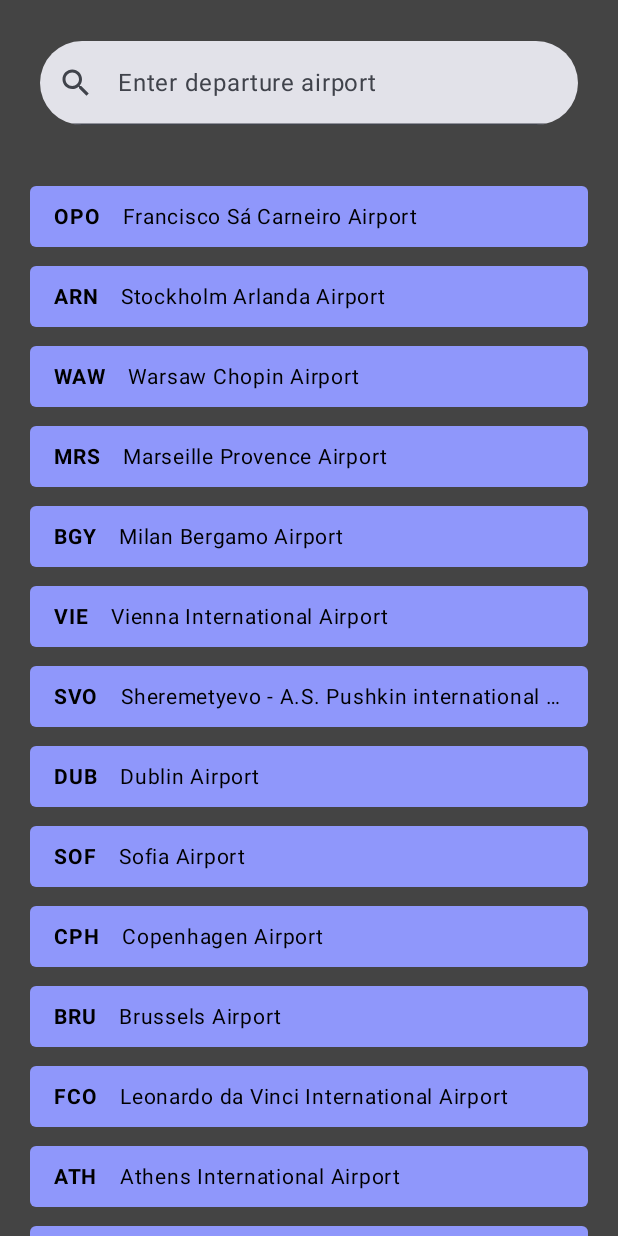
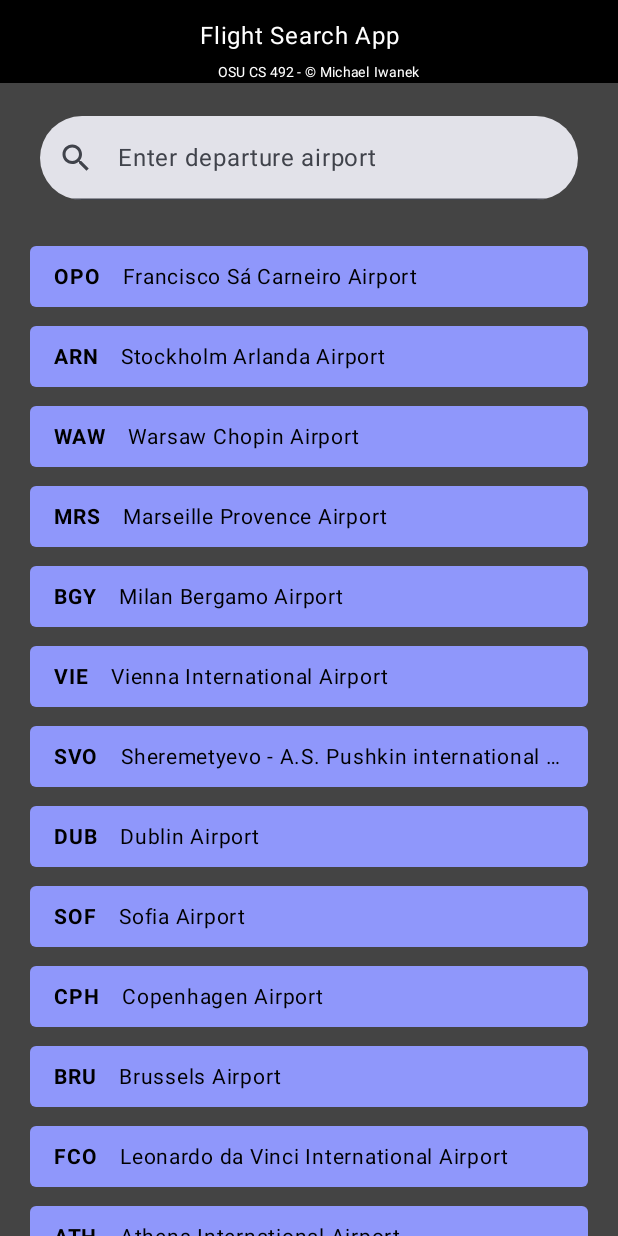
Before and after one commit to Mike11199/CS-492-Assignment-5-Flight-Search-App, an Android app built with Jetpack Compose: the screen it shows after launch (MainActivity), on a phone screen of 412 x 824 dp. Run offline under Robolectric (Android 15) with nearby library versions, the phone set to English and light mode, and no system bars; our stand-ins replace Room's generated code.

Commit message:
added top app bar

```diff
--- a/app/src/main/java/com/example/flightsearch/data/ScreenType.kt
+++ b/app/src/main/java/com/example/flightsearch/data/ScreenType.kt
@@ -1,5 +1,5 @@
 package com.example.flightsearch.data
 
 enum class ScreenType {
-    Home,
+    Home, FlightDetail
 }
--- a/app/src/main/java/com/example/flightsearch/ui/FlightSearchApp.kt
+++ b/app/src/main/java/com/example/flightsearch/ui/FlightSearchApp.kt
@@ -17,7 +17,10 @@ fun FlightSearchApp(
     Box() {
         FlightSearchHomeScreen(
             flightSearchUIState = flightSearchUIState,
-            airports = allAirports
+            airports = allAirports,
+            onClickToNavigateToHomePage = {
+                viewModel.navigateToHomePage()
+            },
         )
     }
 }
--- a/app/src/main/java/com/example/flightsearch/ui/FlightSearchHomeScreen.kt
+++ b/app/src/main/java/com/example/flightsearch/ui/FlightSearchHomeScreen.kt
@@ -1,6 +1,7 @@
 package com.example.flightsearch.ui
 
 
+import androidx.compose.foundation.background
 import androidx.compose.foundation.layout.Arrangement
 import androidx.compose.foundation.layout.Box
 import androidx.compose.foundation.layout.Column
@@ -10,10 +11,12 @@ import androidx.compose.material3.ExperimentalMaterial3Api
 import androidx.compose.foundation.layout.fillMaxWidth
 import androidx.compose.foundation.layout.height
 import androidx.compose.foundation.layout.padding
+import androidx.compose.foundation.layout.width
 import androidx.compose.foundation.lazy.LazyColumn
 import androidx.compose.foundation.lazy.itemsIndexed
 import androidx.compose.foundation.shape.RoundedCornerShape
 import androidx.compose.material.icons.Icons
+import androidx.compose.material.icons.filled.ArrowBack
 import androidx.compose.material.icons.filled.Email
 import androidx.compose.material.icons.filled.Search
 import androidx.compose.material3.Card
@@ -27,6 +30,7 @@ import androidx.compose.ui.unit.dp
 import androidx.compose.ui.unit.sp
 import androidx.compose.material3.CardDefaults
 import androidx.compose.material3.Icon
+import androidx.compose.material3.IconButton
 import androidx.compose.material3.OutlinedTextField
 import androidx.compose.material3.TextField
 import androidx.compose.runtime.getValue
@@ -37,17 +41,20 @@ import androidx.compose.ui.graphics.RectangleShape
 import androidx.compose.ui.text.style.TextAlign
 import androidx.compose.ui.text.style.TextOverflow
 import com.example.flightsearch.data.Airport
+import com.example.flightsearch.data.ScreenType
 
 @Composable
 fun FlightSearchHomeScreen(
     flightSearchUIState: FlightSearchUIState,
     modifier: Modifier = Modifier,
     airports: List<Airport>,
+    onClickToNavigateToHomePage: () -> Unit,
     ) {
     Box(){
         FlightSearchAppContent(
             flightSearchUIState = flightSearchUIState,
-            airports = airports
+            airports = airports,
+            onClickToNavigateToHomePage = onClickToNavigateToHomePage
         )
     }
 }
@@ -57,7 +64,7 @@ fun FlightSearchInputBox() {
     var text by remember { mutableStateOf("") }
     Row(
         Modifier
-            .padding(start = 1.dp, end = 1.dp, top = 25.dp, bottom = 25.dp)
+            .padding(start = 1.dp, end = 1.dp, top = 75.dp, bottom = 55.dp)
             .fillMaxWidth()
     ){
         TextField(
@@ -82,11 +89,15 @@ fun FlightSearchInputBox() {
 private fun FlightSearchAppContent(
     flightSearchUIState: FlightSearchUIState,
     airports: List<Airport>,
+    onClickToNavigateToHomePage: () -> Unit,
 ){
+    FlightSearchTopAppBar(
+        flightSearchUIState = flightSearchUIState,
+        onClickToNavigateToHomePage = onClickToNavigateToHomePage
+    )
     FlightSearchInputBox()
-
     LazyColumn (
-        Modifier.padding(top = 120.dp)
+        Modifier.padding(top = 160.dp)
     ) {
         itemsIndexed(airports) { index, airport ->
             FlightItemCard(
@@ -147,3 +158,58 @@ fun FlightItemCard(
         }
     }
 }
+
+
+@Composable
+private fun FlightSearchTopAppBar(
+    flightSearchUIState: FlightSearchUIState,
+    modifier: Modifier = Modifier,
+    onClickToNavigateToHomePage: () -> Unit,
+) {
+
+    val currentPage = flightSearchUIState.currentScreen
+
+    Box(
+        modifier = Modifier
+            .background(Color.Black)
+            .height(55.dp)
+            .fillMaxWidth()
+    ){
+        if (currentPage != ScreenType.Home) {
+            IconButton(
+                onClick = {
+                        onClickToNavigateToHomePage()
+                },
+                modifier = Modifier.align(Alignment.TopStart)
+            ) {
+                Icon(
+                    imageVector = Icons.Default.ArrowBack,
+                    contentDescription = "back",
+                    tint = Color.White,
+                    modifier = Modifier
+                        .padding(top = 9.dp),
+                )
+            }
+        }
+        Column(
+            modifier = Modifier
+                .align(Alignment.TopCenter)
+                .padding(top = 12.dp),
+        ) {
+            Text(
+                text = "Flight Search App",
+                color = Color.White,
+                textAlign = TextAlign.Center
+            )
+            Row(){
+                Spacer(modifier = Modifier.width(12.dp))
+                Text(
+                    text = "OSU CS 492 - © Michael Iwanek",
+                    color = Color.White,
+                    textAlign = TextAlign.Center,
+                    fontSize = 9.sp
+                )
+            }
+        }
+    }
+}
```
